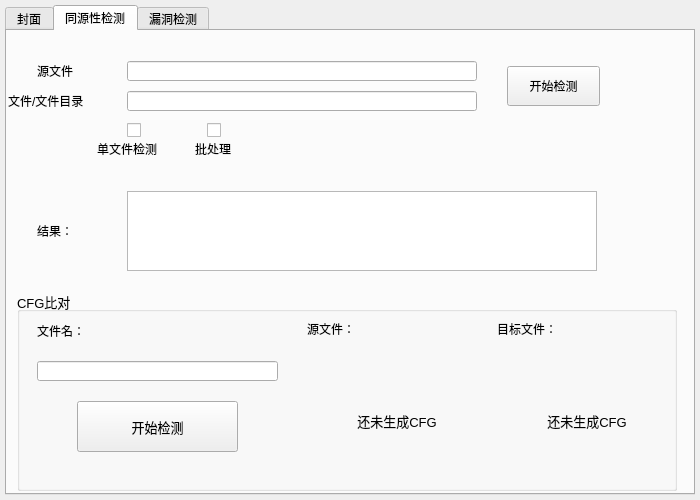
This is UI.ui in Simplewyl2000/course_design as Qt 5 draws it before an edit. The edited form follows.
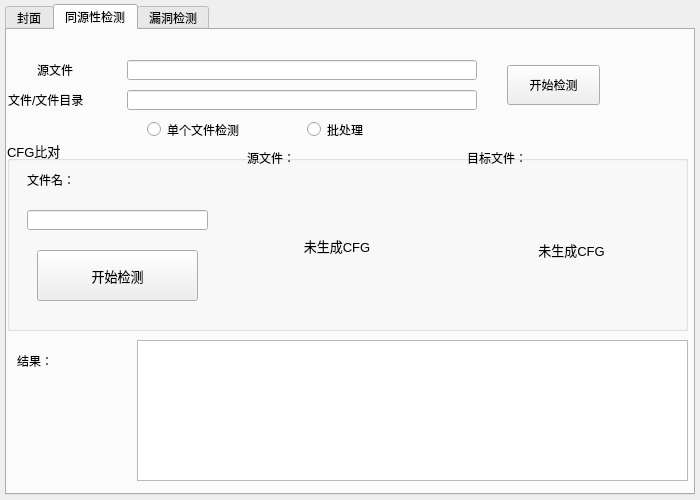
This is the edited form. The open tabs and pages were chosen to show the change.

Diff of the .ui file:
```diff
--- a/UI.ui
+++ b/UI.ui
@@ -17,9 +17,9 @@
    <property name="geometry">
     <rect>
      <x>5</x>
-     <y>5</y>
+     <y>4</y>
      <width>690</width>
-     <height>490</height>
+     <height>491</height>
     </rect>
    </property>
    <property name="currentIndex">
@@ -177,42 +177,13 @@
       <string>开始检测</string>
      </property>
     </widget>
-    <widget class="QLabel" name="label_7">
-     <property name="geometry">
-      <rect>
-       <x>90</x>
-       <y>110</y>
-       <width>81</width>
-       <height>16</height>
-      </rect>
-     </property>
-     <property name="text">
-      <string>单文件检测</string>
-     </property>
-    </widget>
-    <widget class="QLabel" name="label_8">
-     <property name="geometry">
-      <rect>
-       <x>170</x>
-       <y>110</y>
-       <width>72</width>
-       <height>15</height>
-      </rect>
-     </property>
-     <property name="text">
-      <string>批处理</string>
-     </property>
-     <property name="alignment">
-      <set>Qt::AlignCenter</set>
-     </property>
-    </widget>
     <widget class="QGroupBox" name="groupBox_2">
      <property name="geometry">
       <rect>
-       <x>10</x>
-       <y>260</y>
-       <width>660</width>
-       <height>200</height>
+       <x>0</x>
+       <y>110</y>
+       <width>681</width>
+       <height>191</height>
       </rect>
      </property>
      <property name="font">
@@ -226,14 +197,14 @@
      <widget class="QLabel" name="DES_CFG">
       <property name="geometry">
        <rect>
-        <x>480</x>
-        <y>60</y>
-        <width>180</width>
-        <height>140</height>
+        <x>469</x>
+        <y>29</y>
+        <width>191</width>
+        <height>161</height>
        </rect>
       </property>
       <property name="text">
-       <string>还未生成CFG</string>
+       <string>未生成CFG</string>
       </property>
       <property name="alignment">
        <set>Qt::AlignCenter</set>
@@ -242,10 +213,10 @@
      <widget class="QLabel" name="CFG_SORC">
       <property name="geometry">
        <rect>
-        <x>290</x>
-        <y>60</y>
+        <x>240</x>
+        <y>30</y>
         <width>180</width>
-        <height>140</height>
+        <height>151</height>
        </rect>
       </property>
       <property name="font">
@@ -254,7 +225,7 @@
        </font>
       </property>
       <property name="text">
-       <string>还未生成CFG</string>
+       <string>未生成CFG</string>
       </property>
       <property name="alignment">
        <set>Qt::AlignCenter</set>
@@ -263,8 +234,8 @@
      <widget class="QLabel" name="label_22">
       <property name="geometry">
        <rect>
-        <x>290</x>
-        <y>30</y>
+        <x>240</x>
+        <y>10</y>
         <width>72</width>
         <height>15</height>
        </rect>
@@ -281,8 +252,8 @@
      <widget class="QLabel" name="label_23">
       <property name="geometry">
        <rect>
-        <x>480</x>
-        <y>30</y>
+        <x>460</x>
+        <y>10</y>
         <width>72</width>
         <height>15</height>
        </rect>
@@ -301,7 +272,7 @@
        <rect>
         <x>20</x>
         <y>70</y>
-        <width>241</width>
+        <width>181</width>
         <height>20</height>
        </rect>
       </property>
@@ -327,7 +298,7 @@
      <widget class="QPushButton" name="CFGButton">
       <property name="geometry">
        <rect>
-        <x>60</x>
+        <x>30</x>
         <y>110</y>
         <width>161</width>
         <height>51</height>
@@ -341,50 +312,58 @@
     <widget class="QTextBrowser" name="copyRate">
      <property name="geometry">
       <rect>
-       <x>120</x>
-       <y>160</y>
-       <width>470</width>
-       <height>80</height>
+       <x>130</x>
+       <y>310</y>
+       <width>551</width>
+       <height>141</height>
       </rect>
      </property>
     </widget>
     <widget class="QLabel" name="label_27">
      <property name="geometry">
       <rect>
-       <x>30</x>
-       <y>190</y>
-       <width>72</width>
-       <height>20</height>
+       <x>10</x>
+       <y>310</y>
+       <width>81</width>
+       <height>41</height>
       </rect>
      </property>
+     <property name="font">
+      <font>
+       <pointsize>9</pointsize>
+      </font>
+     </property>
      <property name="text">
       <string>结果：</string>
      </property>
+     <property name="textFormat">
+      <enum>Qt::AutoText</enum>
+     </property>
     </widget>
-    <widget class="QCheckBox" name="checkBox">
+    <widget class="QRadioButton" name="singleDoc">
      <property name="geometry">
       <rect>
-       <x>120</x>
+       <x>140</x>
        <y>90</y>
-       <width>16</width>
+       <width>115</width>
        <height>19</height>
       </rect>
      </property>
      <property name="text">
-      <string/>
+      <string>单个文件检测</string>
      </property>
     </widget>
-    <widget class="QCheckBox" name="checkBox_2">
+    <widget class="QRadioButton" name="batchProcess">
      <property name="geometry">
       <rect>
-       <x>200</x>
+       <x>300</x>
        <y>90</y>
-       <width>16</width>
+       <width>115</width>
        <height>19</height>
       </rect>
      </property>
      <property name="text">
-      <string/>
+      <string>批处理</string>
      </property>
     </widget>
    </widget>
```
Left out of the diff: 4 changed lines with no effect on the pictures.
